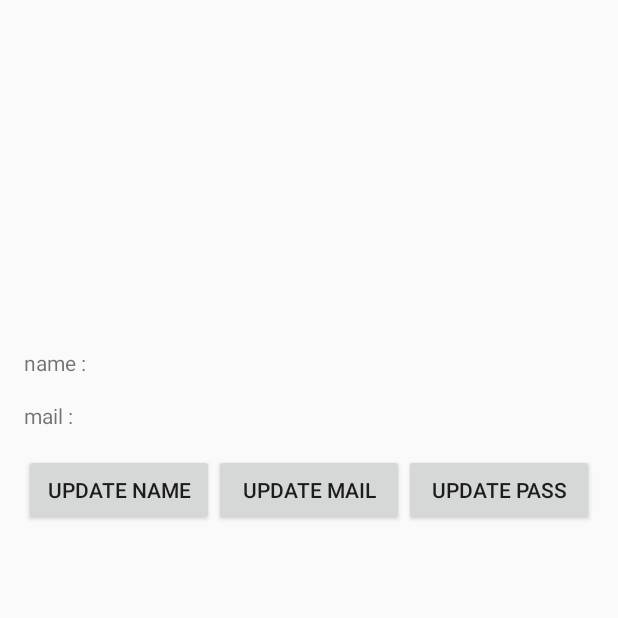
After one commit to mhamed0httb/Afthah, an Android app: the ProfileActivity screen opened directly, with no data from a screen before it, on a phone screen of 412 x 824 dp, the top half of it. The commit adds this screen. Run offline under Robolectric (Android 15) with nearby library versions, the phone set to English and light mode, and no system bars; our stand-ins replace Firebase (no records; nobody signed in at launch, a user with empty details on screens opened directly), Picasso; pictures from the network do not load; 4 statements that could not run were skipped.

Commit message:
add profile update

```diff
--- a/app/src/main/AndroidManifest.xml
+++ b/app/src/main/AndroidManifest.xml
@@ -78,7 +78,8 @@
 
         <activity
             android:name=".AddPostLocationActivity"
-            android:label="@string/title_activity_add_post_location"></activity>
+            android:label="@string/title_activity_add_post_location" />
+        <activity android:name=".ProfileActivity"></activity>
     </application>
 
 </manifest>
--- /dev/null
+++ b/app/src/main/res/layout/activity_profile.xml
@@ -0,0 +1,89 @@
+<?xml version="1.0" encoding="utf-8"?>
+<RelativeLayout xmlns:android="http://schemas.android.com/apk/res/android"
+    xmlns:tools="http://schemas.android.com/tools"
+    android:id="@+id/activity_profile"
+    android:layout_width="match_parent"
+    android:layout_height="match_parent"
+    android:paddingBottom="@dimen/activity_vertical_margin"
+    android:paddingLeft="@dimen/activity_horizontal_margin"
+    android:paddingRight="@dimen/activity_horizontal_margin"
+    android:paddingTop="@dimen/activity_vertical_margin"
+    tools:context="com.cheersapps.aftha7beta.ProfileActivity">
+
+    <ImageView
+        android:layout_width="match_parent"
+        android:layout_height="200dp"
+        android:id="@+id/img_profile"/>
+
+    <LinearLayout
+        android:layout_width="match_parent"
+        android:layout_height="wrap_content"
+        android:orientation="horizontal"
+        android:weightSum="2"
+        android:id="@+id/name_holder"
+        android:layout_below="@+id/img_profile"
+        android:layout_marginTop="16dp">
+        <TextView
+            android:layout_width="match_parent"
+            android:layout_height="wrap_content"
+            android:layout_weight="1"
+            android:text="name : "/>
+        <TextView
+            android:layout_width="match_parent"
+            android:layout_height="wrap_content"
+            android:layout_weight="1"
+            android:id="@+id/name_profile"/>
+
+    </LinearLayout>
+
+    <LinearLayout
+        android:layout_width="match_parent"
+        android:layout_height="wrap_content"
+        android:orientation="horizontal"
+        android:weightSum="2"
+        android:layout_below="@+id/name_holder"
+        android:layout_marginTop="16dp"
+        android:id="@+id/mail_holder">
+        <TextView
+            android:layout_width="match_parent"
+            android:layout_height="wrap_content"
+            android:layout_weight="1"
+            android:text="mail : "/>
+        <TextView
+            android:layout_width="match_parent"
+            android:layout_height="wrap_content"
+            android:layout_weight="1"
+            android:id="@+id/mail_profile"/>
+
+    </LinearLayout>
+
+    <LinearLayout
+        android:layout_width="match_parent"
+        android:layout_height="wrap_content"
+        android:orientation="horizontal"
+        android:weightSum="3"
+        android:layout_below="@+id/mail_holder"
+        android:layout_marginTop="16dp">
+        <Button
+            android:layout_width="match_parent"
+            android:layout_height="match_parent"
+            android:layout_weight="1"
+            android:text="update name"
+            android:id="@+id/btn_update_name"/>
+        <Button
+            android:layout_width="match_parent"
+            android:layout_height="match_parent"
+            android:layout_weight="1"
+            android:text="update mail"
+            android:id="@+id/btn_update_mail"/>
+        <Button
+            android:layout_width="match_parent"
+            android:layout_height="match_parent"
+            android:layout_weight="1"
+            android:text="update pass"
+            android:id="@+id/btn_update_pass"/>
+    </LinearLayout>
+
+
+
+</RelativeLayout>
--- a/app/src/main/res/values/strings.xml
+++ b/app/src/main/res/values/strings.xml
@@ -1,6 +1,6 @@
 <resources>
     <string name="app_name">Aftha7Beta</string>
-    <string name="title_activity_feed">FeedActivity</string>
+    <string name="title_activity_feed">Feed</string>
 
     <string name="navigation_drawer_open">Open navigation drawer</string>
     <string name="navigation_drawer_close">Close navigation drawer</string>
```
Also changed, not shown: app/src/main/java/com/cheersapps/aftha7beta/FeedActivity.java (+8 -0 lines), app/src/main/java/com/cheersapps/aftha7beta/ProfileActivity.java (added, +229 -0 lines), app/src/main/res/layout/dialog_update_profile_mail.xml (added, +20 -0 lines), app/src/main/res/layout/dialog_update_profile_name.xml (added, +20 -0 lines), app/src/main/res/layout/dialog_update_profile_password.xml (added, +20 -0 lines).
